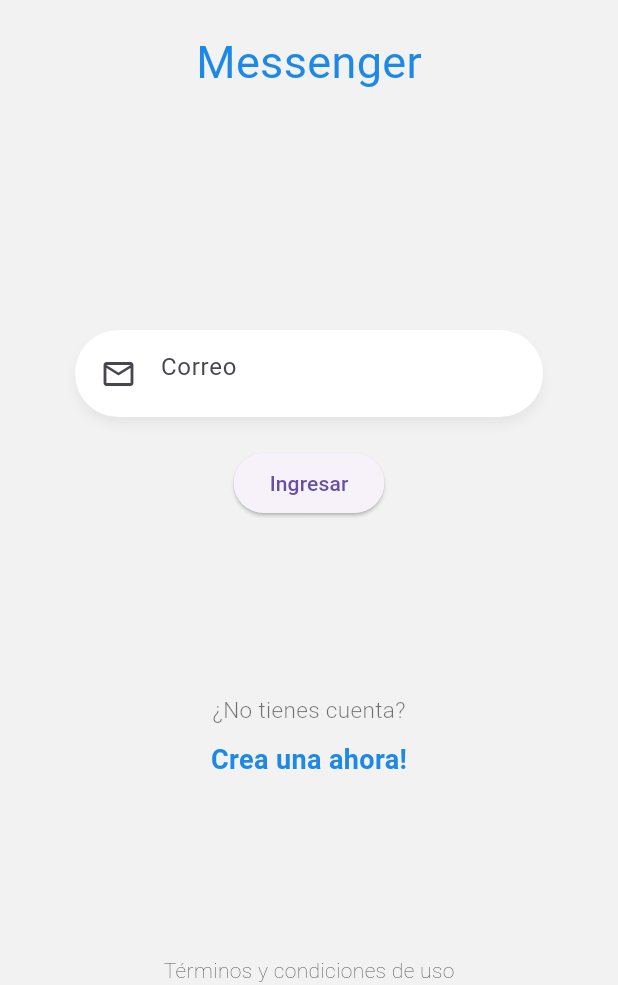
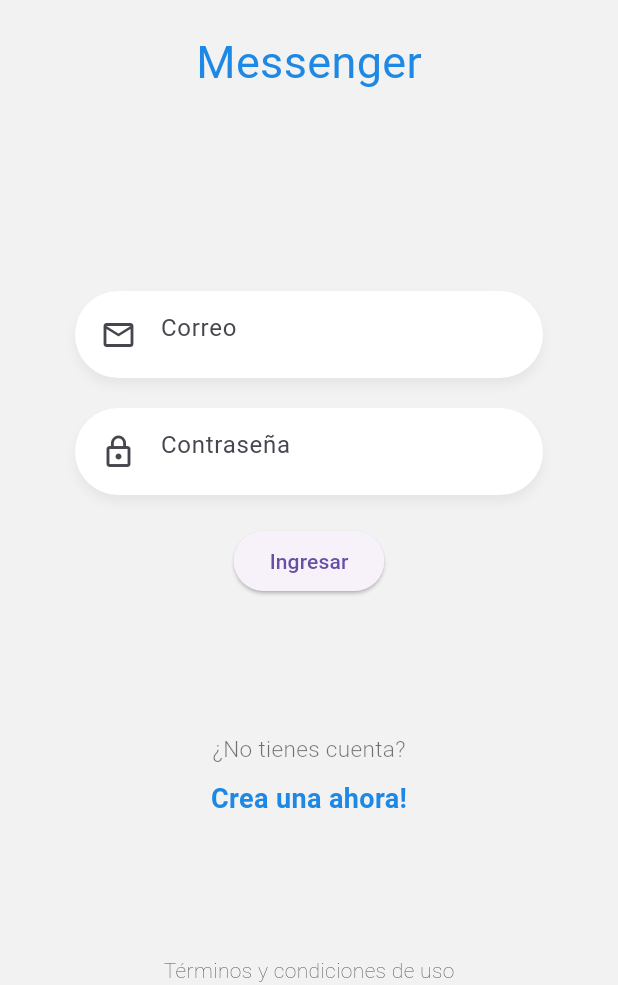
Before and after one commit to GPplay/chat-flutter, a Flutter app: the screen it shows after launch, on a phone screen of 412 x 824 dp, the part 251-1236 px from its top. Run offline on Flutter 3.47's test engine with Material 3 defaults, Android fonts, the phone set to English and light mode, and no system bars.

Commit message:
separando widget de login a sus archivos

```diff
--- a/lib/pages/login_page.dart
+++ b/lib/pages/login_page.dart
@@ -1,3 +1,5 @@
+import 'package:chat_flutter/widget/labels.dart';
+import 'package:chat_flutter/widget/logo.dart';
 import 'package:flutter/material.dart';
 
 import 'package:chat_flutter/widget/custom_input.dart';
@@ -12,38 +14,14 @@ class LoginPage extends StatelessWidget {
       body: Column(
           mainAxisAlignment: MainAxisAlignment.spaceBetween,
           children: <Widget>[
-            _Logo(),
+            Logo(),
             _Form(),
-            _Labels(),
+            Labels(),
             Text(
               'Términos y condiciones de uso',
               style: TextStyle(fontWeight: FontWeight.w200),
             )
           ]),
-    );
-  }
-}
-
-class _Logo extends StatelessWidget {
-  const _Logo();
-
-  @override
-  Widget build(BuildContext context) {
-    return Center(
-      child: Container(
-        width: 170,
-        margin: EdgeInsets.only(top: 50),
-        child: SafeArea(
-          child: Column(
-            children: <Widget>[
-              Image(image: AssetImage('assets/tag-logo.png')),
-              SizedBox(height: 20),
-              Text('Messenger',
-                  style: TextStyle(fontSize: 30, color: Colors.blue[600]))
-            ],
-          ),
-        ),
-      ),
     );
   }
 }
@@ -71,9 +49,16 @@ class __FormState extends State<_Form> {
             keyboardType: TextInputType.emailAddress,
             textController: emailCtrl,
           ),
+          CustomInput(
+            icon: Icons.lock_outline,
+            placeholder: 'Contraseña',
+            textController: passCtrl,
+            isPassword: true,
+          ),
           ElevatedButton(
             onPressed: () {
               debugPrint("Email: ${emailCtrl.text}");
+              debugPrint("Contraseña: ${passCtrl.text}");
             },
             child: Text('Ingresar'),
           )
@@ -82,24 +67,3 @@ class __FormState extends State<_Form> {
     );
   }
 }
-
-class _Labels extends StatelessWidget {
-  @override
-  Widget build(BuildContext context) {
-    return Column(
-      children: <Widget>[
-        Text('¿No tienes cuenta?',
-            style: TextStyle(
-                color: Colors.black54,
-                fontSize: 15,
-                fontWeight: FontWeight.w300)),
-        SizedBox(height: 10),
-        Text('Crea una ahora!',
-            style: TextStyle(
-                color: Colors.blue[600],
-                fontSize: 18,
-                fontWeight: FontWeight.bold))
-      ],
-    );
-  }
-}
--- a/lib/widget/custom_input.dart
+++ b/lib/widget/custom_input.dart
@@ -33,7 +33,7 @@ class CustomInput extends StatelessWidget {
         controller: textController,
         autocorrect: false,
         keyboardType: keyboardType,
-        obscureText: false,
+        obscureText: isPassword,
         decoration: InputDecoration(
             prefixIcon: Icon(icon),
             focusedBorder: InputBorder.none,
--- /dev/null
+++ b/lib/widget/labels.dart
@@ -0,0 +1,24 @@
+import 'package:flutter/material.dart';
+
+class Labels extends StatelessWidget {
+  const Labels({super.key});
+
+  @override
+  Widget build(BuildContext context) {
+    return Column(
+      children: <Widget>[
+        Text('¿No tienes cuenta?',
+            style: TextStyle(
+                color: Colors.black54,
+                fontSize: 15,
+                fontWeight: FontWeight.w300)),
+        SizedBox(height: 10),
+        Text('Crea una ahora!',
+            style: TextStyle(
+                color: Colors.blue[600],
+                fontSize: 18,
+                fontWeight: FontWeight.bold))
+      ],
+    );
+  }
+}
--- /dev/null
+++ b/lib/widget/logo.dart
@@ -0,0 +1,25 @@
+import 'package:flutter/material.dart';
+
+class Logo extends StatelessWidget {
+  const Logo({super.key});
+
+  @override
+  Widget build(BuildContext context) {
+    return Center(
+      child: Container(
+        width: 170,
+        margin: EdgeInsets.only(top: 50),
+        child: SafeArea(
+          child: Column(
+            children: <Widget>[
+              Image(image: AssetImage('assets/tag-logo.png')),
+              SizedBox(height: 20),
+              Text('Messenger',
+                  style: TextStyle(fontSize: 30, color: Colors.blue[600]))
+            ],
+          ),
+        ),
+      ),
+    );
+  }
+}
```
